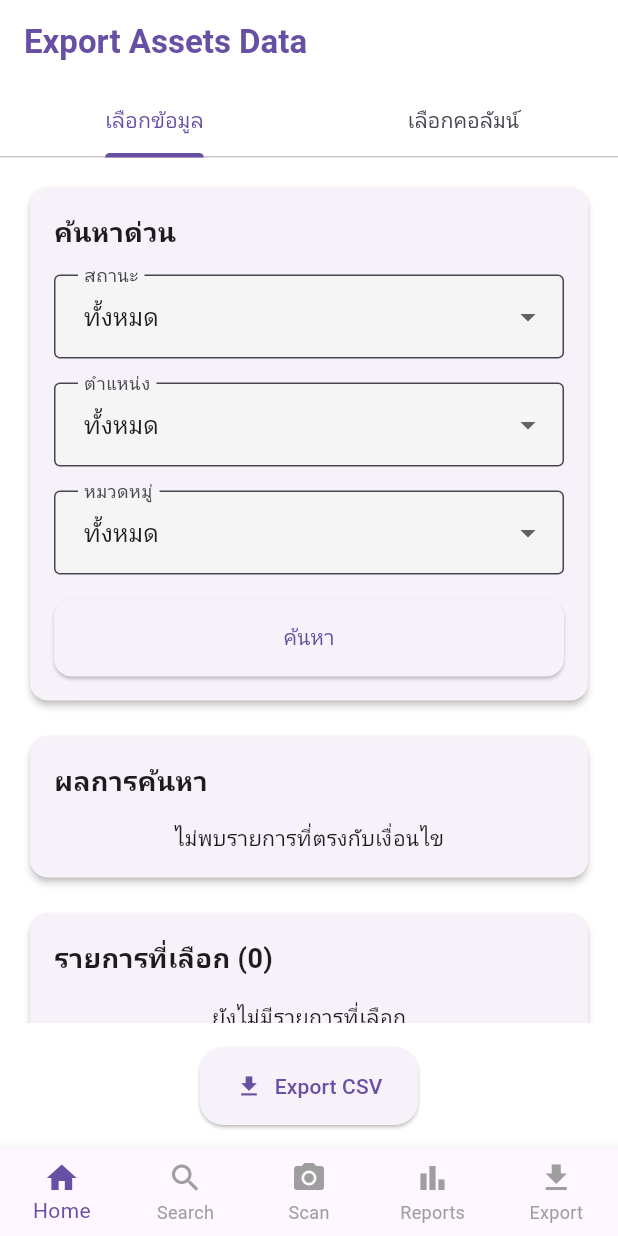
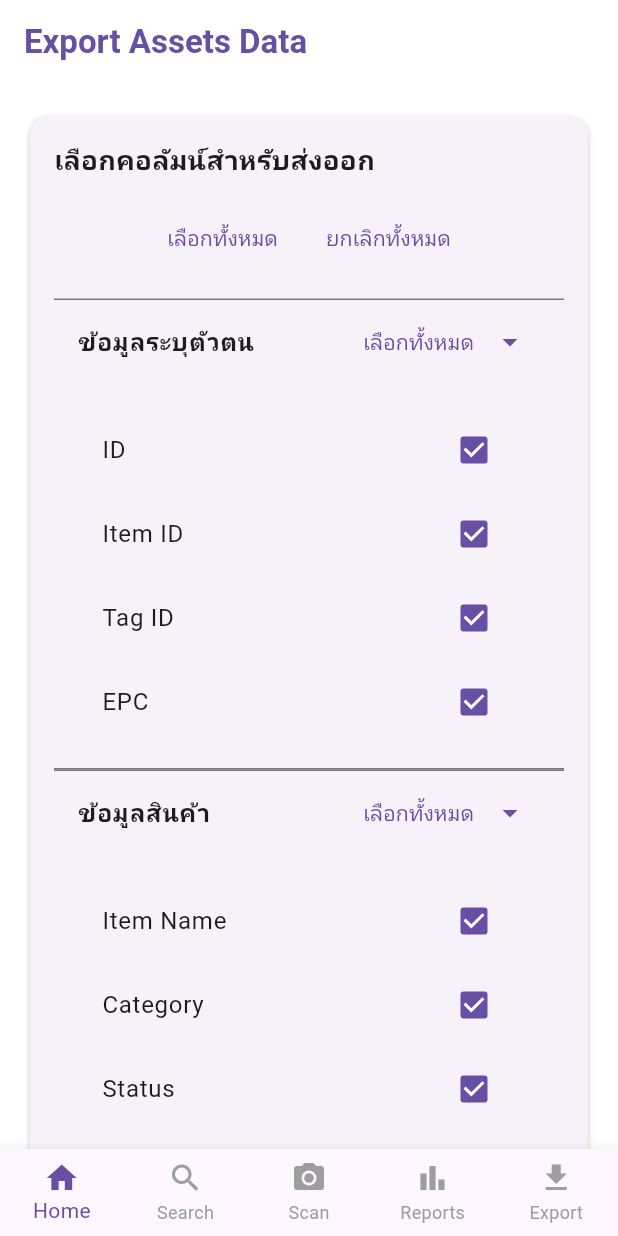
Before and after one commit to Russidan-Nadee/RFID-intern, a Flutter app: the ExportScreen screen opened by its route, on a phone screen of 412 x 824 dp. Run offline on Flutter 3.47's test engine with Material 3 defaults, Android fonts, the phone set to English and light mode, and no system bars; our stand-ins replace csv, fl_chart, flutter_local_notifications, get_it, share_plus; network calls fail.

Commit message:
refactor/export-screen

```diff
--- a/test-main/lib/presentation/features/export/screens/export_screen.dart
+++ b/test-main/lib/presentation/features/export/screens/export_screen.dart
@@ -17,33 +17,48 @@ class ExportScreen extends StatefulWidget {
   _ExportScreenState createState() => _ExportScreenState();
 }
 
-class _ExportScreenState extends State<ExportScreen>
-    with SingleTickerProviderStateMixin {
-  late TabController _tabController;
+class _ExportScreenState extends State<ExportScreen> {
   final TextEditingController _searchController = TextEditingController();
-  String? _selectedStatus;
-  String? _selectedLocation;
-  String? _selectedCategory;
+  final ScrollController _scrollController = ScrollController();
+
+  bool _shouldScrollToBottom = false;
 
   @override
   void initState() {
     super.initState();
-    _tabController = TabController(length: 2, vsync: this);
 
     WidgetsBinding.instance.addPostFrameCallback((_) {
-      // รับค่า arguments
       final args =
           ModalRoute.of(context)?.settings.arguments as Map<String, dynamic>?;
 
-      // ส่ง arguments ไปยัง bloc
       Provider.of<ExportBloc>(context, listen: false).setArguments(args);
+
+      if (args != null && args['fromSearch'] == true) {
+        _shouldScrollToBottom = true;
+      }
+
+      if (_shouldScrollToBottom) {
+        WidgetsBinding.instance.addPostFrameCallback((_) {
+          _scrollToBottom();
         });
+      }
+    });
+  }
+
+  void _scrollToBottom() {
+    if (_scrollController.hasClients) {
+      _scrollController.animateTo(
+        _scrollController.position.maxScrollExtent,
+        duration: const Duration(milliseconds: 300),
+        curve: Curves.easeOut,
+      );
+    }
   }
 
   @override
   void dispose() {
-    _tabController.dispose();
     _searchController.dispose();
+    _scrollController.dispose();
     super.dispose();
   }
 
@@ -69,38 +84,29 @@ class _ExportScreenState extends State<ExportScreen>
             return const Center(child: CircularProgressIndicator());
           }
 
-          return Column(
+          return SingleChildScrollView(
+            controller: _scrollController,
+            padding: const EdgeInsets.all(16),
+            child: Column(
+              crossAxisAlignment: CrossAxisAlignment.start,
               children: [
-              // Tab Bar สำหรับสลับระหว่างเลือกข้อมูลและเลือกคอลัมน์
-              TabBar(
-                controller: _tabController,
-                labelColor: Theme.of(context).primaryColor,
-                tabs: const [
-                  Tab(text: 'เลือกข้อมูล'),
-                  Tab(text: 'เลือกคอลัมน์'),
-                ],
-              ),
+                // ส่วนเลือกคอลัมน์
+                _buildSelectColumnsSection(bloc),
 
-              // Tab Bar View
-              Expanded(
-                child: TabBarView(
-                  controller: _tabController,
-                  children: [
-                    // Tab 1: เลือกข้อมูล
-                    _buildSelectDataTab(bloc),
+                const SizedBox(height: 24),
 
-                    // Tab 2: เลือกคอลัมน์
-                    _buildSelectColumnsTab(bloc),
-                  ],
-                ),
-              ),
+                // ส่วนรายการที่เลือก (ย้ายมาอยู่ต่อกับส่วนเลือกคอลัมน์)
+                _buildSelectedAssetsSection(bloc),
 
                 // ส่วนแสดงตัวอย่างข้อมูล
+                if (bloc.selectedAssets.isNotEmpty &&
+                    bloc.selectedColumns.isNotEmpty)
+                  _buildDataPreview(bloc),
 
                 // ปุ่ม Export
-              // เปลี่ยนส่วนปุ่ม Export เป็น
                 Padding(
                   padding: const EdgeInsets.all(16.0),
+                  child: Center(
                     child: PrimaryButton(
                       text: 'Export CSV',
                       icon: Icons.file_download,
@@ -109,293 +115,36 @@ class _ExportScreenState extends State<ExportScreen>
                         Navigator.push(
                           context,
                           MaterialPageRoute(
-                        builder: (context) => const ExportConfirmationScreen(),
+                            builder:
+                                (context) => const ExportConfirmationScreen(),
                           ),
                         );
                       },
                     ),
                   ),
+                ),
               ],
+            ),
           );
         },
       ),
     );
   }
 
-  // สร้างแท็บเลือกข้อมูล
-  Widget _buildSelectDataTab(ExportBloc bloc) {
-    return SingleChildScrollView(
-      padding: const EdgeInsets.all(16),
-      child: Column(
-        crossAxisAlignment: CrossAxisAlignment.start,
-        children: [
-          // ส่วนค้นหาด่วน
-          Card(
+  // สร้างส่วนเลือกคอลัมน์
+  Widget _buildSelectColumnsSection(ExportBloc bloc) {
+    return Card(
       child: Padding(
         padding: const EdgeInsets.all(16),
         child: Column(
           crossAxisAlignment: CrossAxisAlignment.start,
           children: [
             const Text(
-                    'ค้นหาด่วน',
+              'เลือกคอลัมน์สำหรับส่งออก',
               style: TextStyle(fontSize: 18, fontWeight: FontWeight.bold),
             ),
             const SizedBox(height: 16),
 
-                  // สถานะ
-                  DropdownButtonFormField<String>(
-                    decoration: const InputDecoration(
-                      labelText: 'สถานะ',
-                      border: OutlineInputBorder(),
-                    ),
-                    value: _selectedStatus,
-                    items: const [
-                      DropdownMenuItem(value: null, child: Text('ทั้งหมด')),
-                      DropdownMenuItem(
-                        value: 'Available',
-                        child: Text('Available'),
-                      ),
-                      DropdownMenuItem(
-                        value: 'Checked In',
-                        child: Text('Checked In'),
-                      ),
-                      DropdownMenuItem(value: 'In Use', child: Text('In Use')),
-                      DropdownMenuItem(
-                        value: 'Maintenance',
-                        child: Text('Maintenance'),
-                      ),
-                      DropdownMenuItem(
-                        value: 'Damaged',
-                        child: Text('Damaged'),
-                      ),
-                    ],
-                    onChanged: (value) {
-                      setState(() {
-                        _selectedStatus = value;
-                      });
-                    },
-                  ),
-                  const SizedBox(height: 16),
-
-                  // ตำแหน่ง
-                  DropdownButtonFormField<String>(
-                    decoration: const InputDecoration(
-                      labelText: 'ตำแหน่ง',
-                      border: OutlineInputBorder(),
-                    ),
-                    value: _selectedLocation,
-                    items: const [
-                      DropdownMenuItem(value: null, child: Text('ทั้งหมด')),
-                      DropdownMenuItem(
-                        value: 'Warehouse A',
-                        child: Text('Warehouse A'),
-                      ),
-                      DropdownMenuItem(value: 'Office', child: Text('Office')),
-                      DropdownMenuItem(
-                        value: 'Production',
-                        child: Text('Production'),
-                      ),
-                      DropdownMenuItem(
-                        value: 'Storage',
-                        child: Text('Storage'),
-                      ),
-                    ],
-                    onChanged: (value) {
-                      setState(() {
-                        _selectedLocation = value;
-                      });
-                    },
-                  ),
-                  const SizedBox(height: 16),
-
-                  // หมวดหมู่
-                  DropdownButtonFormField<String>(
-                    decoration: const InputDecoration(
-                      labelText: 'หมวดหมู่',
-                      border: OutlineInputBorder(),
-                    ),
-                    value: _selectedCategory,
-                    items: const [
-                      DropdownMenuItem(value: null, child: Text('ทั้งหมด')),
-                      DropdownMenuItem(
-                        value: 'Raw Material',
-                        child: Text('Raw Material'),
-                      ),
-                      DropdownMenuItem(value: 'Laptop', child: Text('Laptop')),
-                      DropdownMenuItem(value: 'Mouse', child: Text('Mouse')),
-                      DropdownMenuItem(
-                        value: 'Monitor',
-                        child: Text('Monitor'),
-                      ),
-                    ],
-                    onChanged: (value) {
-                      setState(() {
-                        _selectedCategory = value;
-                      });
-                    },
-                  ),
-                  const SizedBox(height: 16),
-
-                  // ปุ่มค้นหา
-                  SizedBox(
-                    width: double.infinity,
-                    child: ElevatedButton(
-                      child: const Text('ค้นหา'),
-                      onPressed: () {
-                        bloc.searchAssets(
-                          status: _selectedStatus,
-                          location: _selectedLocation,
-                          category: _selectedCategory,
-                        );
-                      },
-                    ),
-                  ),
-                ],
-              ),
-            ),
-          ),
-
-          const SizedBox(height: 16),
-
-          // ผลการค้นหา
-          Card(
-            child: Padding(
-              padding: const EdgeInsets.all(16),
-              child: Column(
-                crossAxisAlignment: CrossAxisAlignment.start,
-                children: [
-                  Row(
-                    mainAxisAlignment: MainAxisAlignment.spaceBetween,
-                    children: [
-                      const Text(
-                        'ผลการค้นหา',
-                        style: TextStyle(
-                          fontSize: 18,
-                          fontWeight: FontWeight.bold,
-                        ),
-                      ),
-                      if (bloc.previewAssets.isNotEmpty)
-                        ElevatedButton(
-                          child: const Text('เลือกทั้งหมด'),
-                          onPressed: () {
-                            bloc.addAssets(bloc.previewAssets);
-                          },
-                        ),
-                    ],
-                  ),
-                  const SizedBox(height: 16),
-
-                  if (bloc.previewAssets.isEmpty)
-                    const Center(child: Text('ไม่พบรายการที่ตรงกับเงื่อนไข'))
-                  else
-                    ListView.builder(
-                      shrinkWrap: true,
-                      physics: const NeverScrollableScrollPhysics(),
-                      itemCount: bloc.previewAssets.length,
-                      itemBuilder: (context, index) {
-                        final asset = bloc.previewAssets[index];
-                        final isSelected = bloc.isAssetSelected(asset);
-
-                        return ListTile(
-                          title: Text('${asset.id} - ${asset.category}'),
-                          subtitle: Text(
-                            '${asset.status} - ${asset.department}',
-                          ),
-                          trailing: IconButton(
-                            icon: Icon(
-                              isSelected
-                                  ? Icons.remove_circle
-                                  : Icons.add_circle,
-                              color: isSelected ? Colors.red : Colors.green,
-                            ),
-                            onPressed: () {
-                              bloc.toggleAssetSelection(asset);
-                            },
-                          ),
-                          onTap: () {
-                            bloc.toggleAssetSelection(asset);
-                          },
-                        );
-                      },
-                    ),
-                ],
-              ),
-            ),
-          ),
-
-          const SizedBox(height: 16),
-
-          // รายการที่เลือก
-          Card(
-            child: Padding(
-              padding: const EdgeInsets.all(16),
-              child: Column(
-                crossAxisAlignment: CrossAxisAlignment.start,
-                children: [
-                  Row(
-                    mainAxisAlignment: MainAxisAlignment.spaceBetween,
-                    children: [
-                      Text(
-                        'รายการที่เลือก (${bloc.selectedAssets.length})',
-                        style: const TextStyle(
-                          fontSize: 18,
-                          fontWeight: FontWeight.bold,
-                        ),
-                      ),
-                      if (bloc.selectedAssets.isNotEmpty)
-                        TextButton(
-                          child: const Text('ล้างทั้งหมด'),
-                          onPressed: () {
-                            bloc.clearSelectedAssets();
-                          },
-                        ),
-                    ],
-                  ),
-                  const SizedBox(height: 16),
-
-                  if (bloc.selectedAssets.isEmpty)
-                    const Center(child: Text('ยังไม่มีรายการที่เลือก'))
-                  else
-                    ListView.builder(
-                      shrinkWrap: true,
-                      physics: const NeverScrollableScrollPhysics(),
-                      itemCount: bloc.selectedAssets.length,
-                      itemBuilder: (context, index) {
-                        final asset = bloc.selectedAssets[index];
-
-                        return ListTile(
-                          title: Text('${asset.id} - ${asset.category}'),
-                          subtitle: Text(
-                            '${asset.status} - ${asset.department}',
-                          ),
-                          trailing: IconButton(
-                            icon: const Icon(
-                              Icons.remove_circle,
-                              color: Colors.red,
-                            ),
-                            onPressed: () {
-                              bloc.removeAsset(asset);
-                            },
-                          ),
-                        );
-                      },
-                    ),
-                ],
-              ),
-            ),
-          ),
-        ],
-      ),
-    );
-  }
-
-  // สร้างแท็บเลือกคอลัมน์
-  Widget _buildSelectColumnsTab(ExportBloc bloc) {
-    return SingleChildScrollView(
-      padding: const EdgeInsets.all(16),
-      child: Column(
-        crossAxisAlignment: CrossAxisAlignment.start,
-        children: [
             // ปุ่มเลือกทั้งหมด/ยกเลิกทั้งหมด
             Row(
               mainAxisAlignment: MainAxisAlignment.center,
@@ -416,13 +165,11 @@ class _ExportScreenState extends State<ExportScreen>
               ],
             ),
 
-          const SizedBox(height: 8),
+            const SizedBox(height: 16),
 
             // สร้างรายการคอลัมน์ตามกลุ่ม
             for (final groupEntry in bloc.columnGroups.entries)
-            Card(
-              margin: const EdgeInsets.only(bottom: 16),
-              child: ExpansionTile(
+              ExpansionTile(
                 title: Text(
                   groupEntry.key,
                   style: const TextStyle(fontWeight: FontWeight.bold),
@@ -458,14 +205,178 @@ class _ExportScreenState extends State<ExportScreen>
                   ),
                 ],
               ),
+          ],
+        ),
+      ),
+    );
+  }
+
+  // สร้างส่วนรายการที่เลือก
+  Widget _buildSelectedAssetsSection(ExportBloc bloc) {
+    return Card(
+      shape: RoundedRectangleBorder(borderRadius: BorderRadius.circular(12)),
+      child: Padding(
+        padding: const EdgeInsets.all(16),
+        child: Column(
+          crossAxisAlignment: CrossAxisAlignment.start,
+          children: [
+            Row(
+              mainAxisAlignment: MainAxisAlignment.spaceBetween,
+              children: [
+                Text(
+                  'รายการที่เลือก (${bloc.selectedAssets.length})',
+                  style: const TextStyle(
+                    fontSize: 18,
+                    fontWeight: FontWeight.bold,
+                  ),
+                ),
+                // ปุ่มล้างทั้งหมด
+                if (bloc.selectedAssets.isNotEmpty)
+                  TextButton(
+                    child: const Text('ล้างทั้งหมด'),
+                    onPressed: () {
+                      bloc.clearSelectedAssets();
+                    },
                   ),
               ],
+            ),
+            const SizedBox(height: 16),
+
+            // ถ้าไม่มีรายการที่เลือก
+            if (bloc.selectedAssets.isEmpty)
+              Container(
+                padding: const EdgeInsets.all(20),
+                decoration: BoxDecoration(
+                  color: Colors.grey.shade50,
+                  borderRadius: BorderRadius.circular(10),
+                ),
+                child: const Center(
+                  child: Text(
+                    'ยังไม่มีรายการที่เลือก',
+                    style: TextStyle(color: Colors.grey),
+                  ),
+                ),
+              )
+            else
+              // แสดงรายการที่เลือก
+              ListView.builder(
+                shrinkWrap: true,
+                physics: const NeverScrollableScrollPhysics(),
+                itemCount: bloc.selectedAssets.length,
+                itemBuilder: (context, index) {
+                  final asset = bloc.selectedAssets[index];
+
+                  return Card(
+                    margin: const EdgeInsets.only(bottom: 8),
+                    shape: RoundedRectangleBorder(
+                      borderRadius: BorderRadius.circular(8),
+                      side: BorderSide(color: Colors.grey.shade200),
+                    ),
+                    child: InkWell(
+                      onTap: () {
+                        // สามารถกดที่แถวเพื่อดำเนินการบางอย่างได้
+                        // เช่น แสดงรายละเอียดเพิ่มเติม
+                      },
+                      borderRadius: BorderRadius.circular(8),
+                      child: Padding(
+                        padding: const EdgeInsets.all(12),
+                        child: Row(
+                          children: [
+                            Expanded(
+                              child: Column(
+                                crossAxisAlignment: CrossAxisAlignment.start,
+                                children: [
+                                  Text(
+                                    '${asset.id} - ${asset.category}',
+                                    style: const TextStyle(
+                                      fontWeight: FontWeight.bold,
+                                    ),
+                                  ),
+                                  const SizedBox(height: 4),
+                                  Text(
+                                    '${asset.status} - ${asset.department}',
+                                    style: TextStyle(
+                                      fontSize: 13,
+                                      color: Colors.grey.shade700,
+                                    ),
+                                  ),
+                                ],
+                              ),
+                            ),
+                            // ปุ่มลบ
+                            IconButton(
+                              icon: const Icon(
+                                Icons.remove_circle,
+                                color: Colors.red,
+                                size: 20,
+                              ),
+                              onPressed: () {
+                                bloc.removeAsset(asset);
+                              },
+                            ),
+                          ],
+                        ),
+                      ),
+                    ),
+                  );
+                },
+              ),
+
+            // ปุ่มเพิ่มรายการ (สี่เหลี่ยมที่มีเครื่องหมาย + อยู่ข้างใน)
+            const SizedBox(height: 16),
+            InkWell(
+              onTap: () {
+                // เด้งไปยังหน้าค้นหาเพื่อเลือกรายการเพิ่มเติม
+                Navigator.pushNamed(context, '/searchAssets');
+              },
+              child: Container(
+                padding: const EdgeInsets.symmetric(vertical: 10),
+                decoration: BoxDecoration(
+                  color: Colors.deepPurple.shade50,
+                  borderRadius: BorderRadius.circular(8),
+                  border: Border.all(color: Colors.deepPurple.shade200),
+                ),
+                child: Row(
+                  mainAxisAlignment: MainAxisAlignment.center,
+                  children: [
+                    Container(
+                      width: 24,
+                      height: 24,
+                      decoration: BoxDecoration(
+                        color: Colors.deepPurple,
+                        borderRadius: BorderRadius.circular(4),
+                      ),
+                      child: const Icon(
+                        Icons.add,
+                        color: Colors.white,
+                        size: 18,
+                      ),
+                    ),
+                    const SizedBox(width: 8),
+                    const Text(
+                      'เพิ่มรายการ',
+                      style: TextStyle(
+                        color: Colors.grey,
+                        fontWeight: FontWeight.bold,
+                      ),
+                    ),
+                  ],
+                ),
+              ),
+            ),
+          ],
+        ),
       ),
     );
   }
 
   // สร้างส่วนแสดงตัวอย่างข้อมูล
   Widget _buildDataPreview(ExportBloc bloc) {
+    final visibleColumns = bloc.selectedColumns.take(5).toList();
+    final hasMoreColumns = bloc.selectedColumns.length > 5;
+    final visibleAssets = bloc.selectedAssets.take(3).toList();
+    final hasMoreAssets = bloc.selectedAssets.length > 3;
+
     return Card(
       margin: const EdgeInsets.all(16),
       child: Padding(
@@ -487,30 +398,25 @@ class _ExportScreenState extends State<ExportScreen>
                 scrollDirection: Axis.horizontal,
                 child: DataTable(
                   columns: [
-                    for (final column in bloc.selectedColumns.take(5))
+                    for (final column in visibleColumns)
                       DataColumn(label: Text(_getColumnDisplayName(column))),
-                    if (bloc.selectedColumns.length > 5)
-                      const DataColumn(label: Text('...')),
+                    if (hasMoreColumns) const DataColumn(label: Text('...')),
                   ],
                   rows: [
-                    for (final asset in bloc.selectedAssets.take(3))
+                    for (final asset in visibleAssets)
                       DataRow(
                         cells: [
-                          for (final column in bloc.selectedColumns.take(5))
+                          for (final column in visibleColumns)
                             DataCell(Text(_getAssetValue(asset, column))),
-                          if (bloc.selectedColumns.length > 5)
-                            const DataCell(Text('...')),
+                          if (hasMoreColumns) const DataCell(Text('...')),
                         ],
                       ),
-                    if (bloc.selectedAssets.length > 3)
-                      const DataRow(
+                    if (hasMoreAssets)
+                      DataRow(
                         cells: [
-                          DataCell(Text('...')),
-                          DataCell(Text('...')),
-                          DataCell(Text('...')),
-                          DataCell(Text('...')),
-                          DataCell(Text('...')),
-                          DataCell(Text('...')),
+                          for (int i = 0; i < visibleColumns.length; i++)
+                            const DataCell(Text('...')),
+                          if (hasMoreColumns) const DataCell(Text('...')),
                         ],
                       ),
                   ],
```
Lines whose indentation alone changed are shown as unchanged.
